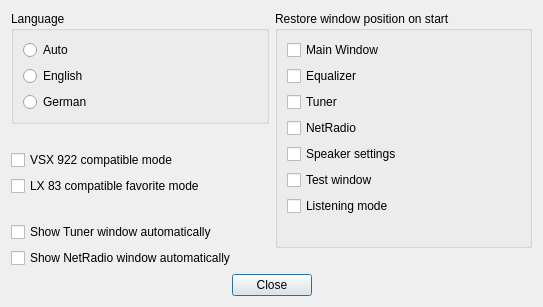
First picture: the form in settingsdialog.ui, repository AceOfSnakes/AvrPioRemote, before the edit.
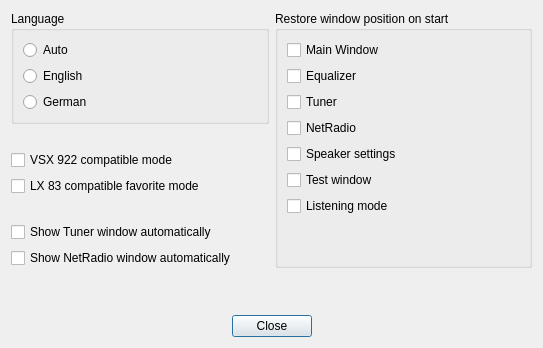
Second picture: the form after the edit.

```diff
--- a/settingsdialog.ui
+++ b/settingsdialog.ui
@@ -7,7 +7,7 @@
     <x>0</x>
     <y>0</y>
     <width>543</width>
-    <height>301</height>
+    <height>348</height>
    </rect>
   </property>
   <property name="windowTitle">
```
Left out of the diff: 4 changed lines with no effect on the pictures.
